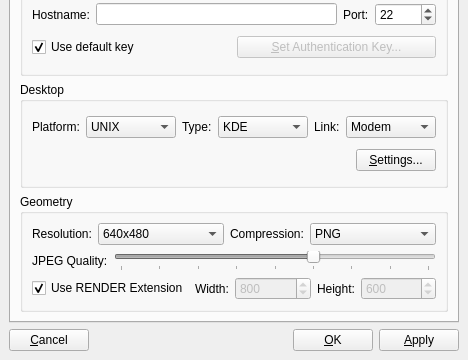
This is nxclientlib/qtnx/settingsdialog.ui in BackupTheBerlios/freenx-svn as Qt 5 draws it before an edit; both pictures show x 0 to 468 and y 186 to 546 of the 468 by 546 pixel window. The edited form follows.
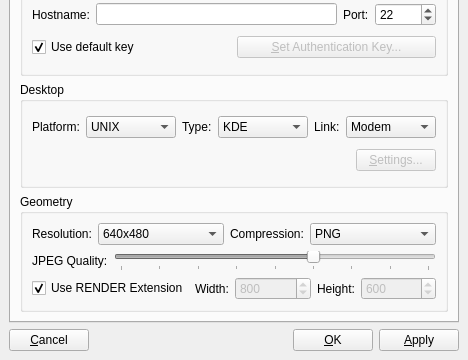
This is the edited form.

```diff
--- a/nxclientlib/qtnx/settingsdialog.ui
+++ b/nxclientlib/qtnx/settingsdialog.ui
@@ -349,6 +349,9 @@
             </item>
             <item>
              <widget class="QPushButton" name="desktopSettingButton" >
+              <property name="enabled" >
+               <bool>false</bool>
+              </property>
               <property name="text" >
                <string>&amp;Settings...</string>
               </property>
```
